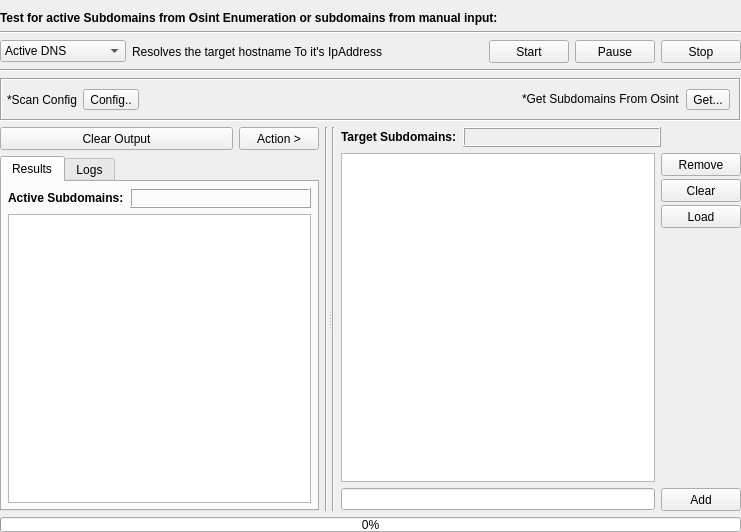
3nock/OTE, file gui/src/engines/active/Active.ui: the form before one commit.
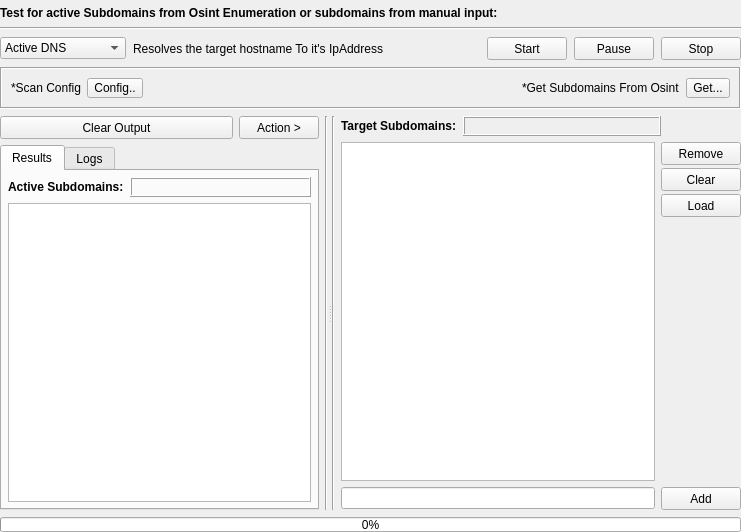
The form after the commit.

Diff of the .ui file:
```diff
--- a/gui/src/engines/active/Active.ui
+++ b/gui/src/engines/active/Active.ui
@@ -16,10 +16,16 @@
   <property name="styleSheet">
    <string notr="true"/>
   </property>
-  <layout class="QVBoxLayout" name="verticalLayout_3">
+  <layout class="QVBoxLayout" name="verticalLayout">
+   <property name="spacing">
+    <number>7</number>
+   </property>
    <property name="leftMargin">
     <number>0</number>
    </property>
+   <property name="topMargin">
+    <number>6</number>
+   </property>
    <property name="rightMargin">
     <number>0</number>
    </property>
@@ -27,8 +33,6 @@
     <number>0</number>
    </property>
    <item>
-    <layout class="QVBoxLayout" name="verticalLayout_21">
-     <item>
       <widget class="QLabel" name="label_13">
        <property name="sizePolicy">
         <sizepolicy hsizetype="Preferred" vsizetype="Maximum">
@@ -48,24 +52,14 @@
       </widget>
      </item>
      <item>
-      <widget class="Line" name="line_10">
-       <property name="styleSheet">
-        <string notr="true"/>
-       </property>
+    <widget class="Line" name="line">
        <property name="orientation">
         <enum>Qt::Horizontal</enum>
        </property>
       </widget>
      </item>
-    </layout>
-   </item>
-   <item>
-    <layout class="QVBoxLayout" name="verticalLayout">
      <item>
       <layout class="QHBoxLayout" name="horizontalLayout">
-       <property name="leftMargin">
-        <number>0</number>
-       </property>
        <item>
         <widget class="QComboBox" name="comboBox_option">
          <property name="sizePolicy">
@@ -199,29 +193,24 @@
       </layout>
      </item>
      <item>
-      <widget class="Line" name="line">
-       <property name="styleSheet">
-        <string notr="true"/>
-       </property>
-       <property name="orientation">
-        <enum>Qt::Horizontal</enum>
-       </property>
-      </widget>
-     </item>
-    </layout>
-   </item>
-   <item>
-    <layout class="QVBoxLayout" name="verticalLayout_2">
-     <item>
       <widget class="QFrame" name="frame">
        <property name="sizePolicy">
-        <sizepolicy hsizetype="Preferred" vsizetype="Maximum">
+      <sizepolicy hsizetype="Preferred" vsizetype="Preferred">
          <horstretch>0</horstretch>
          <verstretch>0</verstretch>
         </sizepolicy>
        </property>
-       <property name="styleSheet">
-        <string notr="true"/>
+     <property name="minimumSize">
+      <size>
+       <width>0</width>
+       <height>42</height>
+      </size>
+     </property>
+     <property name="maximumSize">
+      <size>
+       <width>16777215</width>
+       <height>42</height>
+      </size>
        </property>
        <property name="frameShape">
         <enum>QFrame::Box</enum>
@@ -230,12 +219,6 @@
         <enum>QFrame::Sunken</enum>
        </property>
        <layout class="QHBoxLayout" name="horizontalLayout_2">
-        <property name="leftMargin">
-         <number>5</number>
-        </property>
-        <property name="rightMargin">
-         <number>9</number>
-        </property>
         <item>
          <widget class="QLabel" name="label">
           <property name="text">
@@ -266,7 +249,7 @@
           </property>
           <property name="sizeHint" stdset="0">
            <size>
-            <width>40</width>
+          <width>397</width>
             <height>20</height>
            </size>
           </property>
@@ -304,10 +287,8 @@
        </layout>
       </widget>
      </item>
-    </layout>
-   </item>
    <item>
-    <widget class="QSplitter" name="splitter_3">
+    <widget class="QSplitter" name="splitter">
      <property name="orientation">
       <enum>Qt::Horizontal</enum>
      </property>
```
Lines whose indentation alone changed are shown as unchanged.
